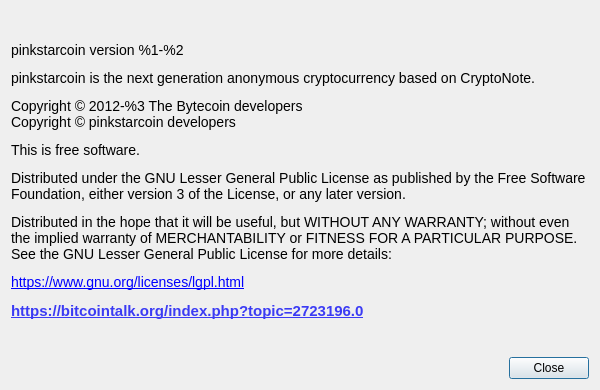
Above: src/Gui/Common/AboutDialog.ui from ZwerG-MaX/pinkstarcoin-gui before the change. Below: the same form after it.
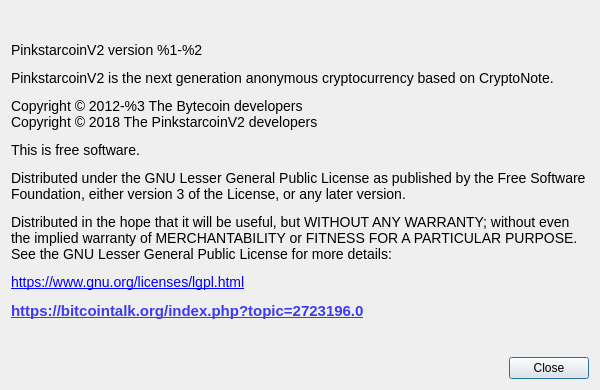
That is the form after the change. Custom widgets are drawn as their Qt base class.

What changed in the file:
```diff
--- a/src/Gui/Common/AboutDialog.ui
+++ b/src/Gui/Common/AboutDialog.ui
@@ -41,7 +41,7 @@
       </sizepolicy>
      </property>
      <property name="text">
-      <string>&lt;html&gt;&lt;head/&gt;&lt;body&gt;&lt;p&gt;&lt;span style=&quot; font-family:'Open Sans'; font-size:14px;&quot;&gt;pinkstarcoin version %1-%2&lt;/span&gt;&lt;/p&gt;&lt;p&gt;&lt;span style=&quot; font-family:'Open Sans'; font-size:14px;&quot;&gt;pinkstarcoin is the next generation anonymous cryptocurrency based on CryptoNote.&lt;/span&gt;&lt;/p&gt;&lt;p&gt;&lt;span style=&quot; font-family:'Open Sans'; font-size:14px;&quot;&gt;Copyright © 2012-%3 The Bytecoin developers&lt;br/&gt;Copyright © pinkstarcoin developers&lt;/span&gt;&lt;/p&gt;&lt;p&gt;&lt;span style=&quot; font-family:'Open Sans'; font-size:14px;&quot;&gt;This is free software.&lt;/span&gt;&lt;/p&gt;&lt;p&gt;&lt;span style=&quot; font-family:'Open Sans'; font-size:14px;&quot;&gt;Distributed under the GNU Lesser General Public License as published by the Free Software Foundation, either version 3 of the License, or any later version.&lt;/span&gt;&lt;/p&gt;&lt;p&gt;&lt;span style=&quot; font-family:'Open Sans'; font-size:14px;&quot;&gt;Distributed in the hope that it will be useful, but WITHOUT ANY WARRANTY; without even the implied warranty of MERCHANTABILITY or FITNESS FOR A PARTICULAR PURPOSE. See the GNU Lesser General Public License for more details:&lt;/span&gt;&lt;/p&gt;&lt;p&gt;&lt;a href=&quot;https://www.gnu.org/licenses/lgpl.html&quot;&gt;&lt;span style=&quot; font-family:'Open Sans'; font-size:14px; text-decoration: underline; color:#0000ff;&quot;&gt;https://www.gnu.org/licenses/lgpl.html&lt;/span&gt;&lt;/a&gt;&lt;/p&gt;&lt;p&gt;&lt;span style=&quot; font-size:11pt; font-weight:600; text-decoration: underline; color:#3b3bf4;&quot;&gt;https://bitcointalk.org/index.php?topic=2723196.0&lt;/span&gt;&lt;/p&gt;&lt;/body&gt;&lt;/html&gt;</string>
+      <string>&lt;html&gt;&lt;head/&gt;&lt;body&gt;&lt;p&gt;&lt;span style=&quot; font-family:'Open Sans'; font-size:14px;&quot;&gt;PinkstarcoinV2 version %1-%2&lt;/span&gt;&lt;/p&gt;&lt;p&gt;&lt;span style=&quot; font-family:'Open Sans'; font-size:14px;&quot;&gt;PinkstarcoinV2 is the next generation anonymous cryptocurrency based on CryptoNote.&lt;/span&gt;&lt;/p&gt;&lt;p&gt;&lt;span style=&quot; font-family:'Open Sans'; font-size:14px;&quot;&gt;Copyright © 2012-%3 The Bytecoin developers&lt;br/&gt;Copyright © 2018 The PinkstarcoinV2 developers&lt;/span&gt;&lt;/p&gt;&lt;p&gt;&lt;span style=&quot; font-family:'Open Sans'; font-size:14px;&quot;&gt;This is free software.&lt;/span&gt;&lt;/p&gt;&lt;p&gt;&lt;span style=&quot; font-family:'Open Sans'; font-size:14px;&quot;&gt;Distributed under the GNU Lesser General Public License as published by the Free Software Foundation, either version 3 of the License, or any later version.&lt;/span&gt;&lt;/p&gt;&lt;p&gt;&lt;span style=&quot; font-family:'Open Sans'; font-size:14px;&quot;&gt;Distributed in the hope that it will be useful, but WITHOUT ANY WARRANTY; without even the implied warranty of MERCHANTABILITY or FITNESS FOR A PARTICULAR PURPOSE. See the GNU Lesser General Public License for more details:&lt;/span&gt;&lt;/p&gt;&lt;p&gt;&lt;a href=&quot;https://www.gnu.org/licenses/lgpl.html&quot;&gt;&lt;span style=&quot; font-family:'Open Sans'; font-size:14px; text-decoration: underline; color:#0000ff;&quot;&gt;https://www.gnu.org/licenses/lgpl.html&lt;/span&gt;&lt;/a&gt;&lt;/p&gt;&lt;p&gt;&lt;span style=&quot; font-size:11pt; font-weight:600; text-decoration: underline; color:#3b3bf4;&quot;&gt;https://bitcointalk.org/index.php?topic=2723196.0&lt;/span&gt;&lt;/p&gt;&lt;/body&gt;&lt;/html&gt;</string>
      </property>
      <property name="textFormat">
       <enum>Qt::RichText</enum>
```
Left out of the diff: 2 changed lines with no effect on the pictures.
